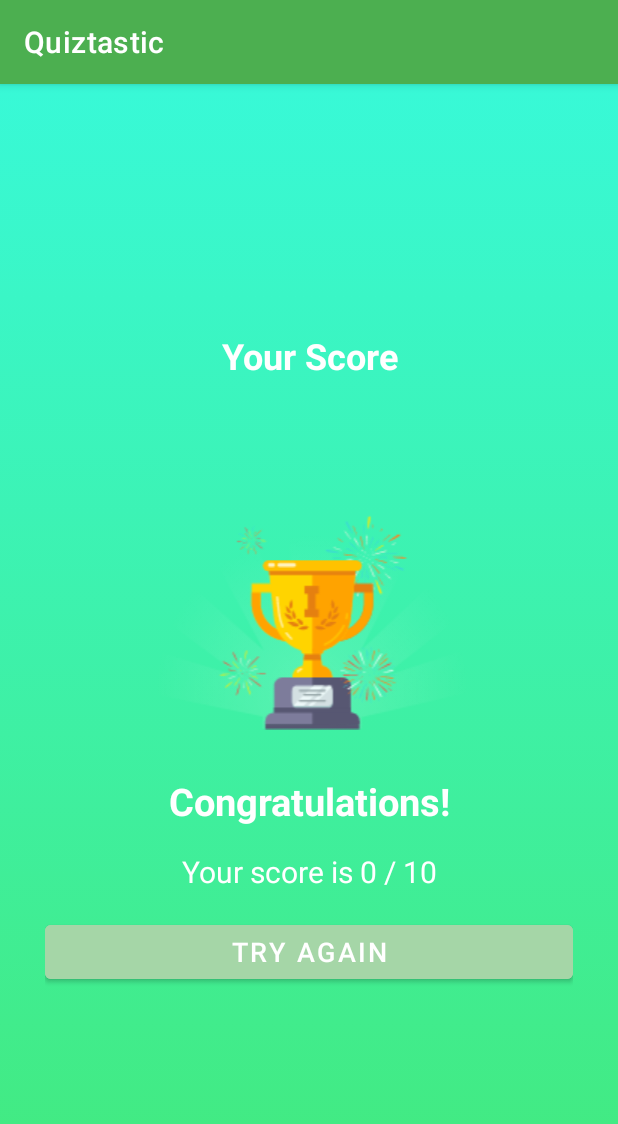
After one commit to bobbhy/Quiztastic, an Android app: the Score screen opened directly, with no data from a screen before it, on a phone screen of 412 x 824 dp. The commit adds this screen. Shown: the top 1124 px of the screen. Run offline under Robolectric (Android 15) with nearby library versions, the phone set to English and light mode, and no system bars.

Commit message:
fix error

```diff
--- a/app/src/main/AndroidManifest.xml
+++ b/app/src/main/AndroidManifest.xml
@@ -16,6 +16,13 @@
         tools:targetApi="31">
         <activity
             android:name=".QuizQuestionsActivity"
+            android:exported="false">
+            <meta-data
+                android:name="android.app.lib_name"
+                android:value="" />
+        </activity>
+        <activity
+            android:name=".Score"
             android:exported="false">
             <meta-data
                 android:name="android.app.lib_name"
--- a/app/src/main/java/tech/eilco/quiztastic/QuizQuestionsActivity.kt
+++ b/app/src/main/java/tech/eilco/quiztastic/QuizQuestionsActivity.kt
@@ -19,22 +19,22 @@ import retrofit2.converter.gson.GsonConverterFactory
 import tech.eilco.quiztastic.databinding.ActivityQuizQuestionsBinding
 
 
-class QuizQuestionsActivity : AppCompatActivity(),View.OnClickListener {
+class QuizQuestionsActivity : AppCompatActivity(), View.OnClickListener {
     private var mCurrentPosition: Int = 1
     private var mQuestionList: ArrayList<Question>? = null
     private var mSelectedOptionPosition: Int = 0
-    private var mSelectedOptionValue:String=""
-    private var score=0
-    private var category:String?=null
-    private var disabled:Boolean=false
+    private var mSelectedOptionValue: String = ""
+    private var score = 0
+    private var category: String? = null
+    private var disabled: Boolean = false
     private lateinit var binding: ActivityQuizQuestionsBinding
     override fun onCreate(savedInstanceState: Bundle?) {
         super.onCreate(savedInstanceState)
-        binding= ActivityQuizQuestionsBinding.inflate(layoutInflater)
+        binding = ActivityQuizQuestionsBinding.inflate(layoutInflater)
         val view = binding.root
         setContentView(view)
-        this.category=intent.getStringExtra("category").toString()
-        this.title="Question"+(mCurrentPosition)
+        this.category = intent.getStringExtra("category").toString()
+        this.title = "Question" + (mCurrentPosition)
         getData(this.category)
         binding.tvOptionOne.setOnClickListener(this)
         binding.tvOptionTwo.setOnClickListener(this)
@@ -42,29 +42,30 @@ class QuizQuestionsActivity : AppCompatActivity(),View.OnClickListener {
         binding.tvOptionFour.setOnClickListener(this)
         binding.btnSubmit.setOnClickListener(this)
     }
+
     override fun onClick(v: View?) {
         when (v) {
             binding.tvOptionOne -> {
-                if(!this.disabled)
-                selectedOptionView(binding.tvOptionOne, 1)
+                if (!this.disabled)
+                    selectedOptionView(binding.tvOptionOne, 1)
             }
             binding.tvOptionTwo -> {
-                if(!this.disabled)
-                selectedOptionView(binding.tvOptionTwo, 2)
+                if (!this.disabled)
+                    selectedOptionView(binding.tvOptionTwo, 2)
             }
             binding.tvOptionThree -> {
-                if(!this.disabled)
-                selectedOptionView(binding.tvOptionThree, 3)
+                if (!this.disabled)
+                    selectedOptionView(binding.tvOptionThree, 3)
             }
             binding.tvOptionFour -> {
-                if(!this.disabled)
-                selectedOptionView(binding.tvOptionFour, 4)
+                if (!this.disabled)
+                    selectedOptionView(binding.tvOptionFour, 4)
             }
             binding.btnSubmit -> {
                 if (mSelectedOptionPosition == 0) {
                     mCurrentPosition++
-                    this.disabled=false
-                    this.title="Question"+(mCurrentPosition)
+                    this.disabled = false
+                    this.title = "Question" + (mCurrentPosition)
                     when {
                         mCurrentPosition <= mQuestionList!!.size -> {
                             setQuestion()
@@ -72,37 +73,49 @@ class QuizQuestionsActivity : AppCompatActivity(),View.OnClickListener {
                         else -> {
                             Toast.makeText(
                                 this,
-                                "You have successfully completed the Quiz your score is $score / 10", Toast.LENGTH_SHORT
+                                "You have successfully completed the Quiz your score is $score / 10",
+                                Toast.LENGTH_SHORT
                             ).show()
+                            /*
                             val intent = Intent(this,MainActivity::class.java)
                             startActivity(intent)
+                             */
+                            val intent = Intent(this@QuizQuestionsActivity, Score::class.java)
+                            intent.putExtra("score", score)
+                            startActivity(intent)
+//                            finish()
                         }
                     }
                 } else {
                     val question = mQuestionList?.get(mCurrentPosition - 1)
-                    if (question?.correctAnswer!=mSelectedOptionValue) {
+                    if (question?.correctAnswer != mSelectedOptionValue) {
                         answerView(mSelectedOptionPosition, R.drawable.wrong_option_border_bg)
                         score--
                     }
                     score++
-                    answerView(question?.answers!!.indexOf(question.correctAnswer)+1, R.drawable.correct_option_border_bg)
+                    answerView(
+                        question?.answers!!.indexOf(question.correctAnswer) + 1,
+                        R.drawable.correct_option_border_bg
+                    )
                     if (mCurrentPosition == mQuestionList!!.size) {
                         binding.btnSubmit.text = "Finish"
                     } else {
                         binding.btnSubmit.text = "Go to next question"
                     }
-                    this.disabled=true
+                    this.disabled = true
                     mSelectedOptionPosition = 0
-                    mSelectedOptionValue=""
+                    mSelectedOptionValue = ""
                 }
 
             }
         }
     }
-    private fun getData(category:String?){
-        val retrofitBuilder=
-            Retrofit.Builder().addConverterFactory(GsonConverterFactory.create()).baseUrl(BASE_URL).build().create(ApiInterface::class.java)
-        val retrofitData=retrofitBuilder.getData(10,category)
+
+    private fun getData(category: String?) {
+        val retrofitBuilder =
+            Retrofit.Builder().addConverterFactory(GsonConverterFactory.create()).baseUrl(BASE_URL)
+                .build().create(ApiInterface::class.java)
+        val retrofitData = retrofitBuilder.getData(10, category)
         retrofitData.enqueue(object : Callback<List<Question>?> {
             override fun onResponse(
                 call: Call<List<Question>?>,
@@ -120,12 +133,13 @@ class QuizQuestionsActivity : AppCompatActivity(),View.OnClickListener {
             }
 
             override fun onFailure(call: Call<List<Question>?>, t: Throwable) {
-                Log.d("MainActivity","Message :"+t.message)
+                Log.d("MainActivity", "Message :" + t.message)
             }
         })
     }
+
     private fun setQuestion() {
-        val question: Question = this.mQuestionList!!.get(mCurrentPosition-1)
+        val question: Question = this.mQuestionList!!.get(mCurrentPosition - 1)
         defaultOptionsView()
         binding.btnSubmit.text = "Submit"
         binding.progressBar.progress = mCurrentPosition
@@ -138,10 +152,11 @@ class QuizQuestionsActivity : AppCompatActivity(),View.OnClickListener {
         binding.tvOptionFour.text = question.answers!![3]
 
     }
+
     private fun selectedOptionView(tv: TextView, selectedOptionNum: Int) {
         defaultOptionsView()
         mSelectedOptionPosition = selectedOptionNum
-        mSelectedOptionValue=tv.text.toString()
+        mSelectedOptionValue = tv.text.toString()
         tv.setTextColor(Color.parseColor("#363A43"))
         tv.setTypeface(tv.typeface, Typeface.BOLD)
         tv.background = ContextCompat.getDrawable(
@@ -149,6 +164,7 @@ class QuizQuestionsActivity : AppCompatActivity(),View.OnClickListener {
             R.drawable.selected_option_border_bg
         )
     }
+
     private fun defaultOptionsView() {
 
         val options = ArrayList<TextView>()
@@ -167,6 +183,7 @@ class QuizQuestionsActivity : AppCompatActivity(),View.OnClickListener {
         }
 
     }
+
     private fun answerView(answer: Int, drawableView: Int) {
         when (answer) {
             1 -> {
--- /dev/null
+++ b/app/src/main/java/tech/eilco/quiztastic/Score.kt
@@ -0,0 +1,30 @@
+package tech.eilco.quiztastic
+
+import android.content.Intent
+import androidx.appcompat.app.AppCompatActivity
+import android.os.Bundle
+import android.util.Log
+import android.widget.Button
+import android.widget.TextView
+
+class Score : AppCompatActivity() {
+    override fun onCreate(savedInstanceState: Bundle?) {
+        super.onCreate(savedInstanceState)
+        setContentView(R.layout.activity_result)
+
+        val score = intent.getIntExtra("score", 0)
+        Log.i("aralia", "onCreate: $score")
+
+        val congratulationsTv: TextView = findViewById(R.id.congratulationsTv)
+        val scoreTv: TextView = findViewById(R.id.scoreTv)
+        val btnRestart: Button = findViewById(R.id.btnRestart)
+
+        congratulationsTv.text = "Congratulations!"
+        scoreTv.text = "Your score is $score / 10"
+        btnRestart.setOnClickListener {
+            val intent = Intent(this, CategorySelectActivity::class.java)
+            startActivity(intent)
+            finish()
+        }
+    }
+}
--- /dev/null
+++ b/app/src/main/res/layout/activity_result.xml
@@ -0,0 +1,62 @@
+<?xml version="1.0" encoding="utf-8"?>
+<LinearLayout xmlns:android="http://schemas.android.com/apk/res/android"
+    xmlns:app="http://schemas.android.com/apk/res-auto"
+    xmlns:tools="http://schemas.android.com/tools"
+    android:layout_width="match_parent"
+    android:layout_height="match_parent"
+    tools:context=".Score"
+    android:background="@drawable/background_image"
+    android:gravity="center"
+    android:paddingHorizontal="30dp"
+    android:orientation="vertical">
+
+    <TextView
+        android:layout_width="match_parent"
+        android:layout_height="wrap_content"
+        android:text="Your Score"
+        android:textAlignment="center"
+        android:textColor="@color/white"
+        android:textSize="24sp"
+        android:textStyle="bold"
+        />
+
+    <ImageView
+        android:layout_width="match_parent"
+        android:layout_height="wrap_content"
+        android:src="@drawable/ic_trophy"
+        />
+
+    <TextView
+        android:id="@+id/congratulationsTv"
+        android:layout_width="match_parent"
+        android:layout_height="wrap_content"
+        tools:text="Congratulations, Walisson!"
+        android:textAlignment="center"
+        android:textColor="@color/white"
+        android:textSize="25sp"
+        android:textStyle="bold"
+        android:layout_marginTop="30dp"
+        />
+
+    <TextView
+        android:id="@+id/scoreTv"
+        android:layout_width="match_parent"
+        android:layout_height="wrap_content"
+        android:text="Your score is 5 out of 10"
+        android:textAlignment="center"
+        android:textColor="@color/white"
+        android:textSize="20sp"
+        android:paddingVertical="16dp"
+        />
+
+    <Button
+        android:id="@+id/btnRestart"
+        android:layout_width="match_parent"
+        android:layout_height="wrap_content"
+        android:text="try again"
+        android:textAllCaps="true"
+        android:backgroundTint="@color/green_200"
+        android:textSize="18sp"
+        />
+
+</LinearLayout>
```
Also changed, not shown: app/src/main/res/drawable/ic_trophy.png (added).
